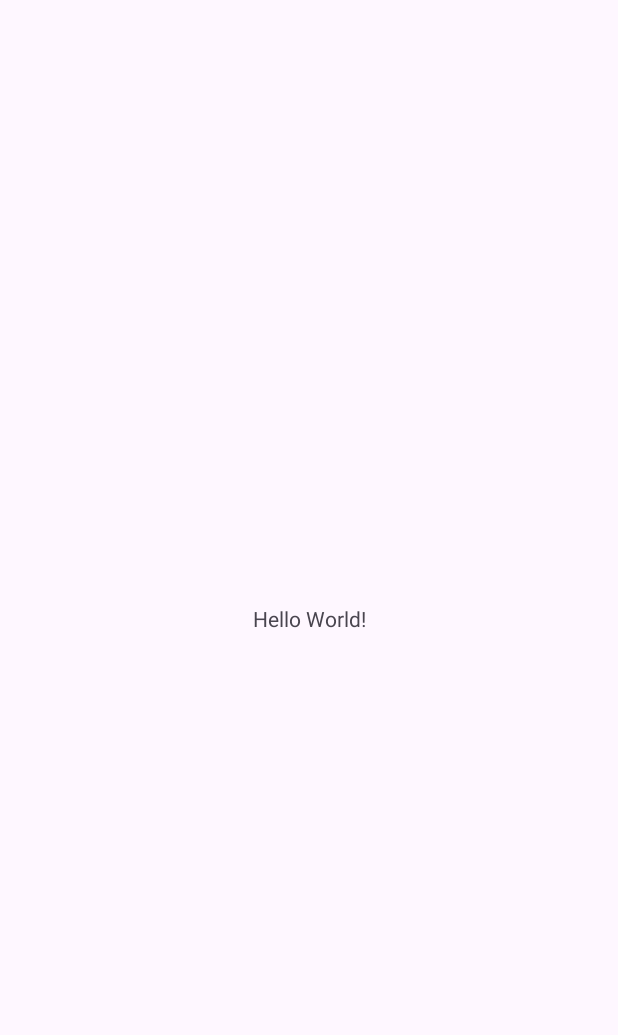
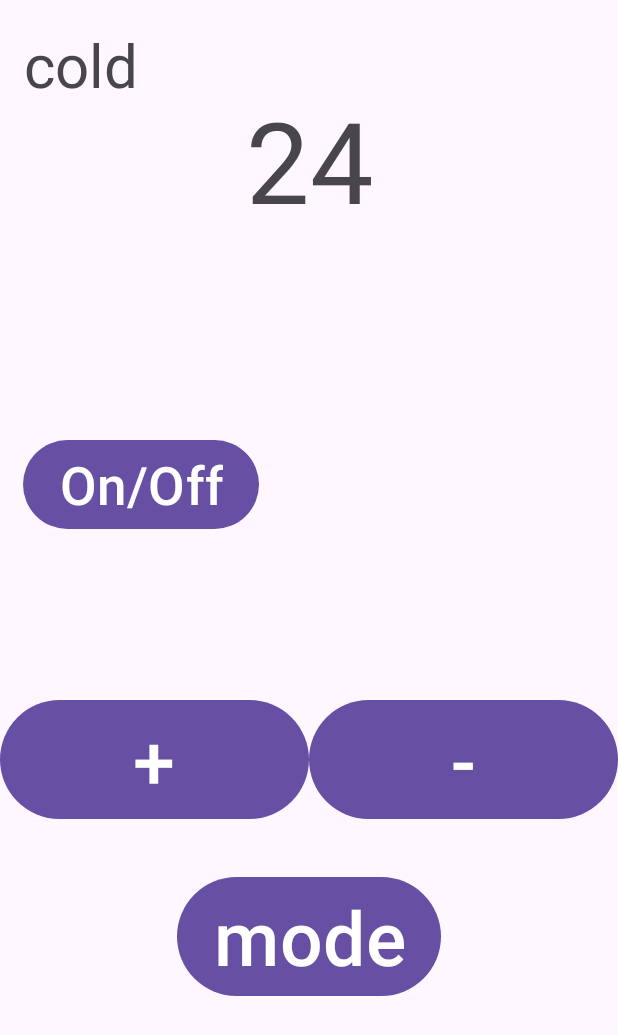
Before and after one commit to edenasadey00/fffffffffffffffffffffffffffffffffffffffffffffffffffffff, an Android app: the screen it shows after launch (MainActivity), on a phone screen of 412 x 824 dp. Before the commit the part shown is almost empty. Shown: the top 1035 px of the screen. Run offline under Robolectric (Android 15) with nearby library versions, the phone set to English and light mode, and no system bars.

Commit message:
second commit

```diff
--- a/app/src/main/java/com/example/myapplication77777777777777777777/MainActivity.java
+++ b/app/src/main/java/com/example/myapplication77777777777777777777/MainActivity.java
@@ -1,6 +1,8 @@
 package com.example.myapplication77777777777777777777;
 
 import android.os.Bundle;
+import android.view.View;
+import android.widget.TextView;
 
 import androidx.activity.EdgeToEdge;
 import androidx.appcompat.app.AppCompatActivity;
@@ -9,11 +11,41 @@ import androidx.core.view.ViewCompat;
 import androidx.core.view.WindowInsetsCompat;
 
 public class MainActivity extends AppCompatActivity {
-
+    boolean status=true,mode=true;
+    TextView etmode,etdegree;
     @Override
     protected void onCreate(Bundle savedInstanceState) {
         super.onCreate(savedInstanceState);
         setContentView(R.layout.activity_main);
+        etmode=findViewById(R.id.mm);
+        etdegree=findViewById(R.id.textView);
+    }
+    public void chStatus(View view) {
+        status=!status;
+    }
 
+    public void chMode(View view) {
+        if(status) {
+            mode = !mode;
+            if (mode)
+                etmode.setText("cold");
+            else
+                etmode.setText("heat");
+        }
+    }
+
+    public void pp(View view) {
+        if(status) {
+            int a = Integer.parseInt(etdegree.getText().toString());
+            if (a < 30)
+                etdegree.setText(String.valueOf(a + 1));
+        }
+    }
+    public void mm(View view) {
+        if(status) {
+            int a = Integer.parseInt(etdegree.getText().toString());
+            if (a > 16)
+                etdegree.setText(String.valueOf(a - 1));
+        }
     }
 }
--- a/app/src/main/res/layout/activity_main.xml
+++ b/app/src/main/res/layout/activity_main.xml
@@ -8,12 +8,82 @@
     tools:context=".MainActivity">
 
     <TextView
+        android:id="@+id/textView"
         android:layout_width="wrap_content"
         android:layout_height="wrap_content"
-        android:text="Hello World!"
+        android:layout_marginStart="164dp"
+        android:layout_marginTop="56dp"
+        android:layout_marginEnd="163dp"
+        android:text="24"
+        android:textSize="75sp"
+        app:layout_constraintEnd_toEndOf="parent"
+        app:layout_constraintStart_toStartOf="parent"
+        app:layout_constraintTop_toTopOf="parent" />
+
+
+    <TextView
+        android:id="@+id/mm"
+        android:layout_width="wrap_content"
+        android:layout_height="wrap_content"
+        android:layout_marginStart="16dp"
+        android:layout_marginTop="16dp"
+        android:text="cold"
+        android:textSize="40sp"
+        app:layout_constraintStart_toStartOf="parent"
+        app:layout_constraintTop_toTopOf="parent" />
+
+    <Button
+        android:onClick="chStatus"
+        android:layout_width="wrap_content"
+        android:layout_height="wrap_content"
+        android:layout_marginStart="16dp"
+        android:layout_marginTop="243dp"
+        android:layout_marginEnd="240dp"
+        android:layout_marginBottom="422dp"
+        android:text="On/Off"
+        android:textSize="35sp"
         app:layout_constraintBottom_toBottomOf="parent"
         app:layout_constraintEnd_toEndOf="parent"
         app:layout_constraintStart_toStartOf="parent"
         app:layout_constraintTop_toTopOf="parent" />
 
+    <LinearLayout
+        android:layout_width="match_parent"
+        android:layout_height="wrap_content"
+        android:layout_marginBottom="274dp"
+        android:orientation="horizontal"
+        app:layout_constraintBottom_toBottomOf="parent"
+        app:layout_constraintEnd_toEndOf="parent"
+        app:layout_constraintStart_toStartOf="parent" >
+
+        <Button
+            android:onClick="pp"
+            android:layout_width="0dp"
+            android:layout_height="wrap_content"
+            android:layout_weight="1"
+            android:text="+"
+            android:textSize="50sp" />
+        <Button
+            android:onClick="mm"
+            android:layout_width="0dp"
+            android:layout_height="wrap_content"
+            android:layout_weight="1"
+            android:text="-"
+            android:textSize="50sp" />
+
+    </LinearLayout>
+
+    <Button
+        android:layout_width="wrap_content"
+        android:layout_height="wrap_content"
+        android:layout_marginStart="117dp"
+        android:layout_marginEnd="118dp"
+        android:layout_marginBottom="156dp"
+        android:text="mode"
+        android:textSize="50sp"
+        android:onClick="chMode"
+        app:layout_constraintBottom_toBottomOf="parent"
+        app:layout_constraintEnd_toEndOf="parent"
+        app:layout_constraintStart_toStartOf="parent" />
+
 </androidx.constraintlayout.widget.ConstraintLayout>
```
